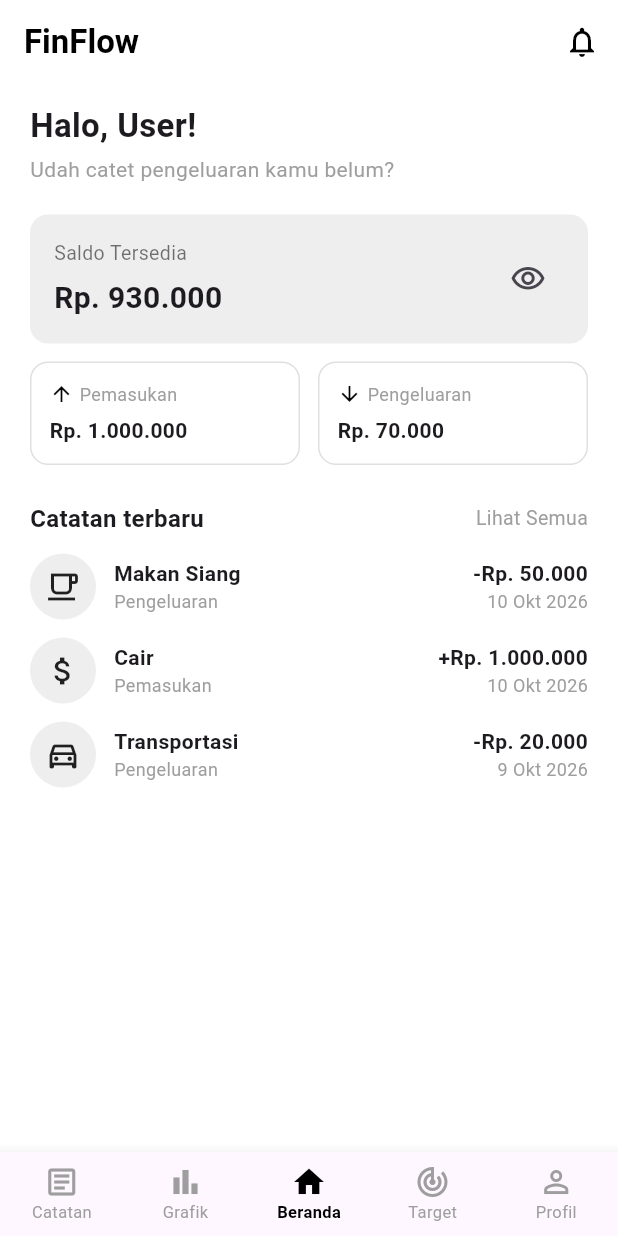
After one commit to Disroverity/Flutter_KodeCatatanKeuangan, a Flutter app: the HomePage screen opened directly, on a phone screen of 412 x 824 dp. The commit adds this screen. Run offline on Flutter 3.47's test engine with Material 3 defaults, Android fonts, the phone set to English and light mode, and no system bars.

Commit message:
implemen UC 1 dan hashing

```diff
--- /dev/null
+++ b/lib/views/home_page.dart
@@ -0,0 +1,380 @@
+import 'package:flutter/material.dart';
+import '../models/user.dart';
+
+class HomePage extends StatefulWidget {
+  final User? user;
+
+  const HomePage({Key? key, this.user}) : super(key: key);
+
+  @override
+  State<HomePage> createState() => _HomePageState();
+}
+
+class _HomePageState extends State<HomePage> {
+  int _currentIndex = 2; // Indeks 2 = Beranda (Aktif)
+  bool _isSaldoHidden = false;
+
+  // List transaksi dummy
+  final List<Map<String, dynamic>> _transactions = [
+    {
+      'judul': 'Makan Siang',
+      'jenis': 'Pengeluaran',
+      'nominal': 50000,
+      'tanggal': '10 Okt 2026',
+      'icon': Icons.local_cafe_outlined,
+    },
+    {
+      'judul': 'Cair',
+      'jenis': 'Pemasukan',
+      'nominal': 1000000,
+      'tanggal': '10 Okt 2026',
+      'icon': Icons.attach_money,
+    },
+    {
+      'judul': 'Transportasi',
+      'jenis': 'Pengeluaran',
+      'nominal': 20000,
+      'tanggal': '9 Okt 2026',
+      'icon': Icons.directions_car_outlined,
+    },
+  ];
+
+  int get _totalPemasukan {
+    return _transactions
+        .where((t) => t['jenis'] == 'Pemasukan')
+        .fold(0, (sum, t) => sum + (t['nominal'] as int));
+  }
+
+  int get _totalPengeluaran {
+    return _transactions
+        .where((t) => t['jenis'] == 'Pengeluaran')
+        .fold(0, (sum, t) => sum + (t['nominal'] as int));
+  }
+
+  int get _saldoTersedia => _totalPemasukan - _totalPengeluaran;
+
+  String _formatRupiah(int number) {
+    return 'Rp. ${number.toString().replaceAllMapped(RegExp(r'(\d{1,3})(?=(\d{3})+(?!\d))'), (Match m) => '${m[1]}.')}';
+  }
+
+  @override
+  Widget build(BuildContext context) {
+    bool hasTransactions = _transactions.isNotEmpty;
+
+    return Scaffold(
+      backgroundColor: Colors.white,
+      appBar: AppBar(
+        backgroundColor: Colors.white,
+        elevation: 0,
+        title: const Text(
+          'FinFlow',
+          style: TextStyle(
+            color: Colors.black,
+            fontWeight: FontWeight.bold,
+            fontSize: 22,
+          ),
+        ),
+        actions: [
+          IconButton(
+            icon: const Icon(Icons.notifications_none, color: Colors.black),
+            onPressed: () {},
+          ),
+        ],
+      ),
+      body: SafeArea(
+        child: hasTransactions ? _buildPopulatedState() : _buildEmptyState(),
+      ),
+      bottomNavigationBar: _buildBottomNavigation(),
+    );
+  }
+
+  // L01-01: Empty State
+  Widget _buildEmptyState() {
+    return Padding(
+      padding: const EdgeInsets.symmetric(horizontal: 32.0),
+      child: Column(
+        mainAxisAlignment: MainAxisAlignment.center,
+        children: [
+          const Spacer(),
+          Container(
+            width: 160,
+            height: 160,
+            decoration: const BoxDecoration(
+              color: Color(0xFFE0E0E0),
+              shape: BoxShape.circle,
+            ),
+            child: const Icon(
+              Icons.account_balance_wallet_outlined,
+              size: 80,
+              color: Colors.black87,
+            ),
+          ),
+          const SizedBox(height: 32),
+          const Text(
+            'Kelola keuanganmu\ndengan lebih mudah',
+            textAlign: TextAlign.center,
+            style: TextStyle(
+              fontSize: 20,
+              fontWeight: FontWeight.bold,
+              color: Colors.black,
+            ),
+          ),
+          const SizedBox(height: 12),
+          const Text(
+            'Catat transaksi, pantau pengeluaran, dan capai tujuan finansialmu',
+            textAlign: TextAlign.center,
+            style: TextStyle(
+              fontSize: 14,
+              color: Colors.grey,
+            ),
+          ),
+          const SizedBox(height: 32),
+          SizedBox(
+            width: double.infinity,
+            height: 48,
+            child: ElevatedButton(
+              style: ElevatedButton.styleFrom(
+                backgroundColor: const Color(0xFFE0E0E0),
+                elevation: 0,
+                shape: RoundedRectangleBorder(
+                  borderRadius: BorderRadius.circular(12),
+                ),
+              ),
+              onPressed: () {},
+              child: const Text(
+                '+ Tambah Transaksi',
+                style: TextStyle(
+                  color: Colors.black,
+                  fontWeight: FontWeight.bold,
+                  fontSize: 15,
+                ),
+              ),
+            ),
+          ),
+          const Spacer(),
+        ],
+      ),
+    );
+  }
+
+  // L01-02: Populated State
+  Widget _buildPopulatedState() {
+    String userName = widget.user?.namaLengkap ?? 'User';
+
+    return SingleChildScrollView(
+      padding: const EdgeInsets.symmetric(horizontal: 20.0, vertical: 12.0),
+      child: Column(
+        crossAxisAlignment: CrossAxisAlignment.start,
+        children: [
+          Text(
+            'Halo, $userName!',
+            style: const TextStyle(fontSize: 22, fontWeight: FontWeight.bold),
+          ),
+          const SizedBox(height: 4),
+          const Text(
+            'Udah catet pengeluaran kamu belum?',
+            style: TextStyle(fontSize: 14, color: Colors.grey),
+          ),
+          const SizedBox(height: 20),
+          Container(
+            width: double.infinity,
+            padding: const EdgeInsets.all(16.0),
+            decoration: BoxDecoration(
+              color: const Color(0xFFEEEEEE),
+              borderRadius: BorderRadius.circular(12),
+            ),
+            child: Row(
+              mainAxisAlignment: MainAxisAlignment.spaceBetween,
+              children: [
+                Column(
+                  crossAxisAlignment: CrossAxisAlignment.start,
+                  children: [
+                    const Text('Saldo Tersedia', style: TextStyle(fontSize: 13, color: Colors.black54)),
+                    const SizedBox(height: 6),
+                    Text(
+                      _isSaldoHidden ? 'Rp. ••••••••' : _formatRupiah(_saldoTersedia),
+                      style: const TextStyle(fontSize: 20, fontWeight: FontWeight.bold),
+                    ),
+                  ],
+                ),
+                IconButton(
+                  icon: Icon(_isSaldoHidden ? Icons.visibility_off_outlined : Icons.visibility_outlined),
+                  onPressed: () {
+                    setState(() {
+                      _isSaldoHidden = !_isSaldoHidden;
+                    });
+                  },
+                ),
+              ],
+            ),
+          ),
+          const SizedBox(height: 12),
+          Row(
+            children: [
+              Expanded(
+                child: Container(
+                  padding: const EdgeInsets.all(12.0),
+                  decoration: BoxDecoration(
+                    border: Border.all(color: Colors.grey.shade300),
+                    borderRadius: BorderRadius.circular(12),
+                  ),
+                  child: Column(
+                    crossAxisAlignment: CrossAxisAlignment.start,
+                    children: [
+                      const Row(
+                        children: [
+                          Icon(Icons.arrow_upward, size: 16, color: Colors.black),
+                          SizedBox(width: 4),
+                          Text('Pemasukan', style: TextStyle(fontSize: 12, color: Colors.grey)),
+                        ],
+                      ),
+                      const SizedBox(height: 6),
+                      Text(
+                        _formatRupiah(_totalPemasukan),
+                        style: const TextStyle(fontSize: 14, fontWeight: FontWeight.bold),
+                      ),
+                    ],
+                  ),
+                ),
+              ),
+              const SizedBox(width: 12),
+              Expanded(
+                child: Container(
+                  padding: const EdgeInsets.all(12.0),
+                  decoration: BoxDecoration(
+                    border: Border.all(color: Colors.grey.shade300),
+                    borderRadius: BorderRadius.circular(12),
+                  ),
+                  child: Column(
+                    crossAxisAlignment: CrossAxisAlignment.start,
+                    children: [
+                      const Row(
+                        children: [
+                          Icon(Icons.arrow_downward, size: 16, color: Colors.black),
+                          SizedBox(width: 4),
+                          Text('Pengeluaran', style: TextStyle(fontSize: 12, color: Colors.grey)),
+                        ],
+                      ),
+                      const SizedBox(height: 6),
+                      Text(
+                        _formatRupiah(_totalPengeluaran),
+                        style: const TextStyle(fontSize: 14, fontWeight: FontWeight.bold),
+                      ),
+                    ],
+                  ),
+                ),
+              ),
+            ],
+          ),
+          const SizedBox(height: 24),
+          Row(
+            mainAxisAlignment: MainAxisAlignment.spaceBetween,
+            children: [
+              const Text(
+                'Catatan terbaru',
+                style: TextStyle(fontSize: 16, fontWeight: FontWeight.bold),
+              ),
+              GestureDetector(
+                onTap: () {},
+                child: const Text(
+                  'Lihat Semua',
+                  style: TextStyle(fontSize: 13, color: Colors.grey),
+                ),
+              ),
+            ],
+          ),
+          const SizedBox(height: 12),
+          ListView.builder(
+            shrinkWrap: true,
+            physics: const NeverScrollableScrollPhysics(),
+            itemCount: _transactions.length,
+            itemBuilder: (context, index) {
+              final tx = _transactions[index];
+              bool isPemasukan = tx['jenis'] == 'Pemasukan';
+
+              return Container(
+                margin: const EdgeInsets.only(bottom: 12.0),
+                child: Row(
+                  children: [
+                    Container(
+                      width: 44,
+                      height: 44,
+                      decoration: const BoxDecoration(
+                        color: Color(0xFFEEEEEE),
+                        shape: BoxShape.circle,
+                      ),
+                      child: Icon(tx['icon'] as IconData?, color: Colors.black87),
+                    ),
+                    const SizedBox(width: 12),
+                    Expanded(
+                      child: Column(
+                        crossAxisAlignment: CrossAxisAlignment.start,
+                        children: [
+                          Text(tx['judul'] as String, style: const TextStyle(fontWeight: FontWeight.bold, fontSize: 14)),
+                          Text(tx['jenis'] as String, style: const TextStyle(color: Colors.grey, fontSize: 12)),
+                        ],
+                      ),
+                    ),
+                    Column(
+                      crossAxisAlignment: CrossAxisAlignment.end,
+                      children: [
+                        Text(
+                          '${isPemasukan ? '+' : '-'}${_formatRupiah(tx['nominal'] as int)}',
+                          style: const TextStyle(fontWeight: FontWeight.bold, fontSize: 14),
+                        ),
+                        Text(tx['tanggal'] as String, style: const TextStyle(color: Colors.grey, fontSize: 12)),
+                      ],
+                    ),
+                  ],
+                ),
+              );
+            },
+          ),
+        ],
+      ),
+    );
+  }
+
+  Widget _buildBottomNavigation() {
+    return BottomNavigationBar(
+      currentIndex: _currentIndex,
+      type: BottomNavigationBarType.fixed,
+      selectedItemColor: Colors.black,
+      unselectedItemColor: Colors.grey,
+      selectedLabelStyle: const TextStyle(fontWeight: FontWeight.bold, fontSize: 11),
+      unselectedLabelStyle: const TextStyle(fontSize: 11),
+      onTap: (index) {
+        setState(() {
+          _currentIndex = index;
+        });
+      },
+      items: const [
+        BottomNavigationBarItem(
+          icon: Icon(Icons.article_outlined),
+          activeIcon: Icon(Icons.article),
+          label: 'Catatan',
+        ),
+        BottomNavigationBarItem(
+          icon: Icon(Icons.bar_chart_outlined),
+          activeIcon: Icon(Icons.bar_chart),
+          label: 'Grafik',
+        ),
+        BottomNavigationBarItem(
+          icon: Icon(Icons.home_outlined),
+          activeIcon: Icon(Icons.home),
+          label: 'Beranda',
+        ),
+        BottomNavigationBarItem(
+          icon: Icon(Icons.track_changes_outlined),
+          activeIcon: Icon(Icons.track_changes),
+          label: 'Target',
+        ),
+        BottomNavigationBarItem(
+          icon: Icon(Icons.person_outline),
+          activeIcon: Icon(Icons.person),
+          label: 'Profil',
+        ),
+      ],
+    );
+  }
+}
```
Also changed, not shown: lib/config/api_config.dart (+10 -6 lines), lib/views/auth_page.dart (+47 -10 lines), 2 other files.
